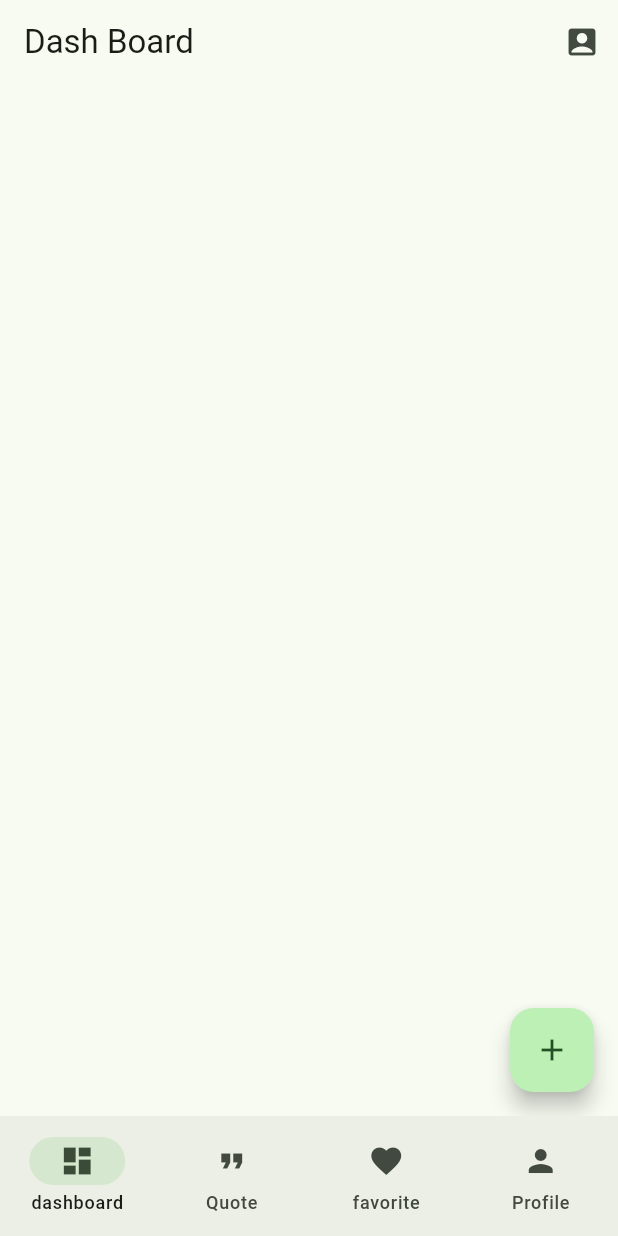
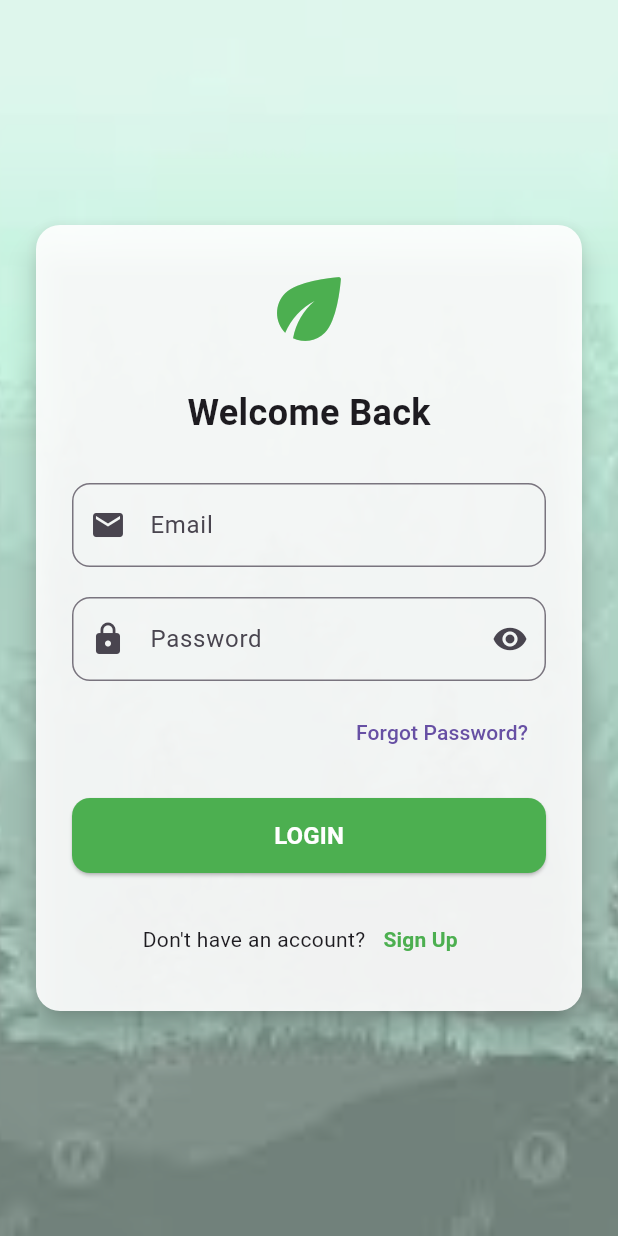
Before and after one commit to SarahElzeiny/mobile-tasks, a Flutter app: the screen it shows after launch, on a phone screen of 412 x 824 dp. Run offline on Flutter 3.47's test engine with Material 3 defaults, Android fonts, the phone set to English and light mode, and no system bars; our stand-ins replace animated_splash_screen, image_picker, shared_preferences; accounts and stored records are empty.

Commit message:
Final Project

```diff
--- /dev/null
+++ b/lib/authintication/log_in/log_in.dart
@@ -0,0 +1,245 @@
+import 'package:flutter/material.dart';
+import 'package:section/authintication/sign_up/sign_up.dart';
+import 'package:shared_preferences/shared_preferences.dart';
+import 'package:section/dashboard/nav_bar.dart';
+import 'package:section/profile/user%20model.dart';
+import 'package:provider/provider.dart';
+
+
+class LoginScreen extends StatefulWidget {
+  const LoginScreen({super.key});
+
+  @override
+  State<LoginScreen> createState() => _LoginScreenState();
+}
+
+class _LoginScreenState extends State<LoginScreen> {
+  final _formKey = GlobalKey<FormState>();
+  final TextEditingController _emailController = TextEditingController();
+  final TextEditingController _passwordController = TextEditingController();
+  bool _isLoading = false;
+  bool _obscurePassword = true;
+
+  @override
+  void dispose() {
+    _emailController.dispose();
+    _passwordController.dispose();
+    super.dispose();
+  }
+
+  // Method to handle login
+  Future<void> _login() async {
+    if (_formKey.currentState!.validate()) {
+      setState(() {
+        _isLoading = true;
+      });
+
+      final prefs = await SharedPreferences.getInstance();
+      final storedEmail = prefs.getString('userEmail') ?? '';
+      final storedPassword = prefs.getString('userPassword') ?? '';
+
+
+      if (_emailController.text == storedEmail && _passwordController.text == storedPassword) {
+        // تسجيل الدخول ناجح
+        await prefs.setBool('isLoggedIn', true);
+
+        // تحديث user model
+        final userModel = Provider.of<UserModel>(context, listen: false);
+        if (userModel.user == null) {
+          userModel.createDefaultUser(storedEmail);
+        }
+
+        if (mounted) {
+          Navigator.of(context).pushReplacement(
+            MaterialPageRoute(builder: (_) => const NavBar()),
+          );
+        }
+      } else {
+
+        if (mounted) {
+          ScaffoldMessenger.of(context).showSnackBar(
+            const SnackBar(content: Text('Invalid email or password')),
+          );
+        }
+      }
+
+      if (mounted) {
+        setState(() {
+          _isLoading = false;
+        });
+      }
+    }
+  }
+
+
+  @override
+  Widget build(BuildContext context) {
+    return Scaffold(
+      body: Container(
+        decoration: const BoxDecoration(
+          image: DecorationImage(
+            image: AssetImage("assets/Tree-Back.jpeg"),
+            fit: BoxFit.cover,
+            opacity: 0.7,
+          ),
+        ),
+        child: Center(
+          child: SingleChildScrollView(
+            padding: const EdgeInsets.all(20.0),
+            child: Form(
+              key: _formKey,
+              child: Card(
+                elevation: 8,
+                shape: RoundedRectangleBorder(
+                  borderRadius: BorderRadius.circular(16),
+                ),
+                color: Colors.white.withOpacity(0.9),
+                child: Padding(
+                  padding: const EdgeInsets.all(24.0),
+                  child: Column(
+                    mainAxisSize: MainAxisSize.min,
+                    children: [
+                      // App Logo
+                      const Icon(
+                        Icons.eco_rounded,
+                        size: 64,
+                        color: Colors.green,
+                      ),
+                      const SizedBox(height: 20),
+                      const Text(
+                        "Welcome Back",
+                        style: TextStyle(
+                          fontSize: 24,
+                          fontWeight: FontWeight.bold,
+                        ),
+                      ),
+                      const SizedBox(height: 30),
+
+                      // Email field
+                      TextFormField(
+                        controller: _emailController,
+                        keyboardType: TextInputType.emailAddress,
+                        decoration: InputDecoration(
+                          labelText: "Email",
+                          prefixIcon: Icon(Icons.email),
+                          border: OutlineInputBorder(
+                            borderRadius: BorderRadius.circular(12),
+                          ),
+                        ),
+                        validator: (value) {
+                          if (value == null || value.isEmpty) {
+                            return 'Please enter your email';
+                          }
+                          if (!value.contains('@')) {
+                            return 'Please enter a valid email';
+                          }
+                          return null;
+                        },
+                      ),
+                      const SizedBox(height: 20),
+
+                      // Password field
+                      TextFormField(
+                        controller: _passwordController,
+                        obscureText: _obscurePassword,
+                        decoration: InputDecoration(
+                          labelText: "Password",
+                          prefixIcon: Icon(Icons.lock),
+                          suffixIcon: IconButton(
+                            icon: Icon(
+                              _obscurePassword ? Icons.visibility : Icons.visibility_off,
+                            ),
+                            onPressed: () {
+                              setState(() {
+                                _obscurePassword = !_obscurePassword;
+                              });
+                            },
+                          ),
+                          border: OutlineInputBorder(
+                            borderRadius: BorderRadius.circular(12),
+                          ),
+                        ),
+                        validator: (value) {
+                          if (value == null || value.isEmpty) {
+                            return 'Please enter your password';
+                          }
+                          if (value.length < 6) {
+                            return 'Password must be at least 6 characters';
+                          }
+                          return null;
+                        },
+                      ),
+                      const SizedBox(height: 10),
+
+                      // Forgot password
+                      Align(
+                        alignment: Alignment.centerRight,
+                        child: TextButton(
+                          onPressed: () {
+                            // TODO: Implement forgot password functionality
+                          },
+                          child: const Text("Forgot Password?"),
+                        ),
+                      ),
+                      const SizedBox(height: 20),
+
+                      // Login button
+                      SizedBox(
+                        width: double.infinity,
+                        height: 50,
+                        child: ElevatedButton(
+                          onPressed: _isLoading ? null : _login,
+                          style: ElevatedButton.styleFrom(
+                            backgroundColor: Colors.green,
+                            foregroundColor: Colors.white,
+                            shape: RoundedRectangleBorder(
+                              borderRadius: BorderRadius.circular(12),
+                            ),
+                          ),
+                          child: _isLoading
+                              ? const CircularProgressIndicator(color: Colors.white)
+                              : const Text(
+                            "LOGIN",
+                            style: TextStyle(
+                              fontSize: 16,
+                              fontWeight: FontWeight.bold,
+                            ),
+                          ),
+                        ),
+                      ),
+                      const SizedBox(height: 20),
+
+                      // Sign up option
+                      Row(
+                        mainAxisAlignment: MainAxisAlignment.center,
+                        children: [
+                          const Text("Don't have an account?"),
+                          TextButton(
+                            onPressed: () {
+                              Navigator.of(context).push(
+                                MaterialPageRoute(
+                                  builder: (_) =>  SignupScreen(),
+                                ),
+                              );
+                            },
+                            child: const Text(
+                              "Sign Up",
+                              style: TextStyle(
+                                fontWeight: FontWeight.bold,
+                                color: Colors.green,
+                              ),
+                            ),
+                          ),
+                        ],
+                      ),
+                    ],
+                  ),
+                ),
+              ),
+            ),
+          ),
+        ),
+      ),
+    );
+  }
+}
--- a/lib/main.dart
+++ b/lib/main.dart
@@ -1,9 +1,11 @@
+import 'package:animated_splash_screen/animated_splash_screen.dart';
 import 'package:flutter/material.dart';
 import 'package:provider/provider.dart';
 import 'package:section/dashboard/dashboard_screen.dart';
 import 'package:section/dashboard/nav_bar.dart';
 import 'package:section/favorite/favorite_model.dart';
 import 'package:section/profile/user%20model.dart';
+import 'Splash_Screen/Splash_screen.dart';
 import 'add_item/add_item_screen.dart';
 import 'add_item/item_model.dart';
 
@@ -26,11 +28,7 @@ class MyApp extends StatelessWidget {
   @override
   Widget build(BuildContext context) {
     return MaterialApp(
-      title: 'Flutter Demo',
-      theme: ThemeData(
-        colorScheme: ColorScheme.fromSeed(seedColor: Colors.green),
-      ),
-      home: NavBar(),
+      home: SplashScreen(),
     );
   }
 }
--- a/lib/qoute/quote_screen.dart
+++ b/lib/qoute/quote_screen.dart
@@ -10,6 +10,12 @@ class QuoteScreen extends StatefulWidget {
 }
 
 class _QuoteScreenState extends State<QuoteScreen> {
+
+
+
+
+
+
   late Future<List<Quote>> future;
   @override
   void initState() {
--- a/pubspec.yaml
+++ b/pubspec.yaml
@@ -28,6 +28,9 @@ environment:
 # the latest version available on pub.dev. To see which dependencies have newer
 # versions available, run `flutter pub outdated`.
 dependencies:
+
+  animated_splash_screen: ^1.3.0
+  shared_preferences: ^2.5.3
   flutter:
     sdk: flutter
 
```
Also changed, not shown: lib/Splash_Screen/Splash_screen.dart (added, +48 -0 lines), lib/authintication/log_in/log_in_model.dart (added, +64 -0 lines), lib/authintication/sign_up/sign_up.dart (added, +155 -0 lines), lib/authintication/sign_up/sign_up_model.dart (added, +75 -0 lines), lib/profile/profile-page/profile_page.dart (+24 -5 lines), lib/profile/user model.dart (+37 -2 lines), assets/logo.jpg (added), lib/qoute/service.dart (line endings or trailing spaces), pubspec.lock, 1 other file.
